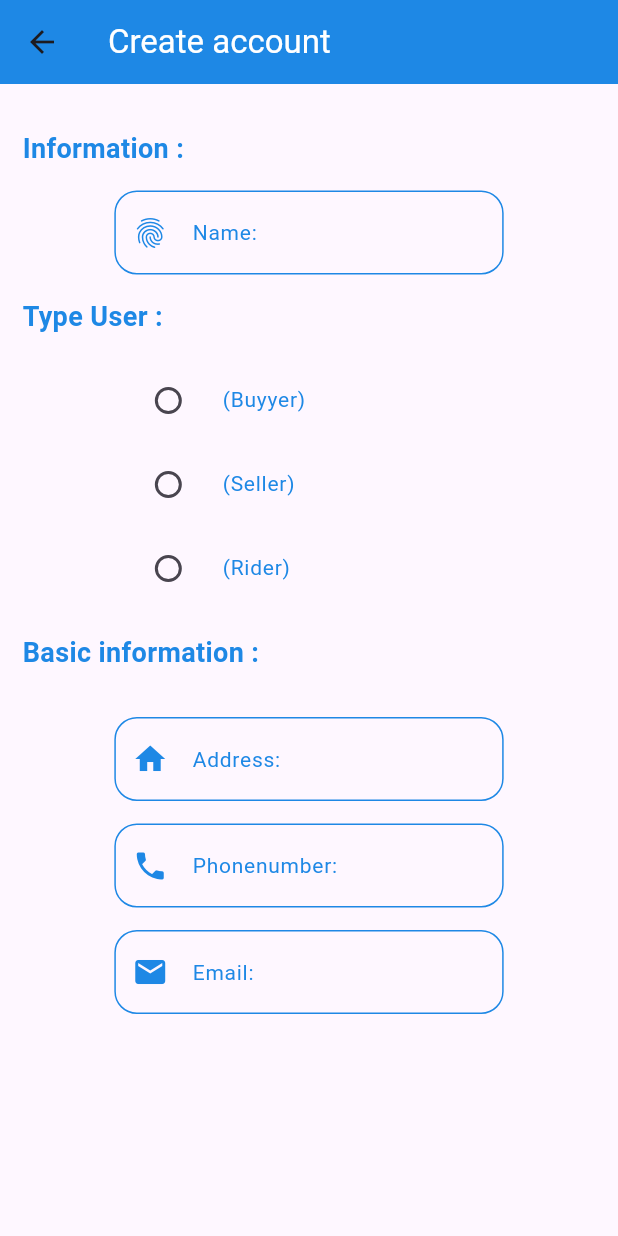
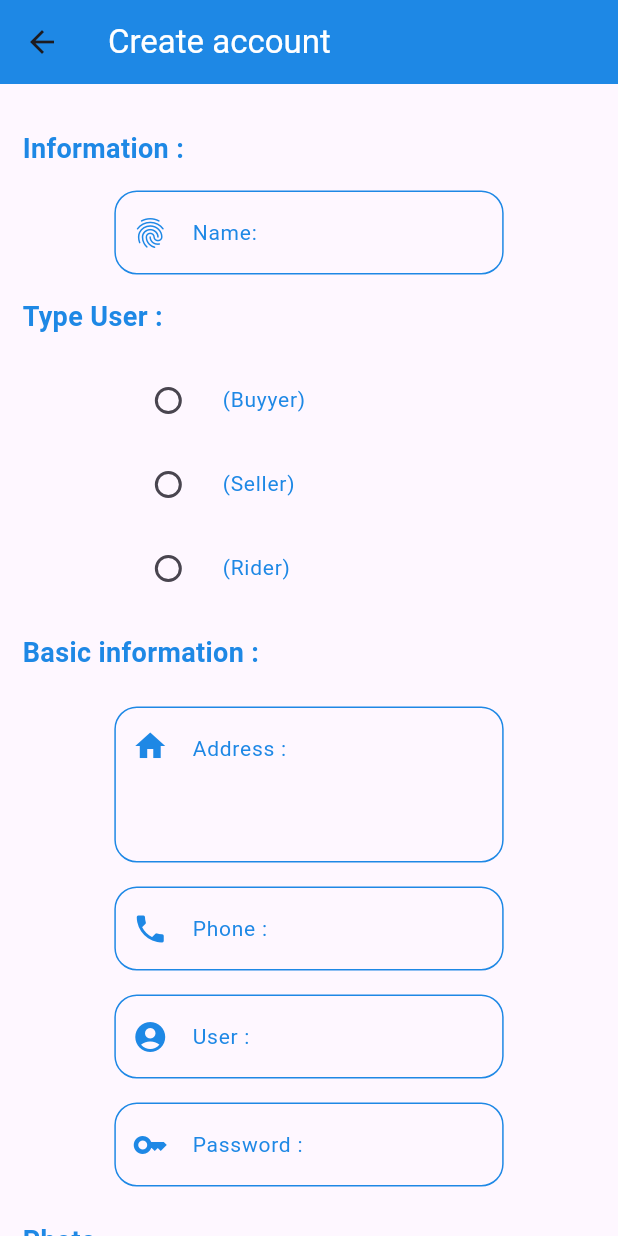
Before and after one commit to TonAndToon/Blogger, a Flutter app: the screen it shows after launch, after a tap on "Create account", on a phone screen of 412 x 824 dp. Run offline on Flutter 3.47's test engine with Material 3 defaults, Android fonts, the phone set to English and light mode, and no system bars; our stand-ins replace image_picker; Roboto replaces fonts that are missing (NotoSanLaos).

Commit message:
ui create_account choose photo and set permetion location 20250605  0615PM

```diff
--- a/lib/states/authen.dart
+++ b/lib/states/authen.dart
@@ -21,17 +21,39 @@ class _AuthenState extends State<Authen> {
           onTap: () => FocusScope.of(context).requestFocus(FocusNode()),
           behavior: HitTestBehavior.opaque,
           child: ListView(
-            children: [
+            children: [SizedBox(
+                height: 87,
+              ),
               buildImage(size),
               buildTitle(),
               buildUser(size),
               buildPassword(size),
               buildLogin(size),
               buildCreateAccount(),
+              SizedBox(height: 78,),
+              buildVersionTitle(),
             ],
           ),
         ),
       ),
+    );
+  }
+
+  Row buildVersionTitle() {
+    return Row(
+      mainAxisAlignment: MainAxisAlignment.center,
+      children: [
+        Container(
+          child: ShowTitle(
+            title: 'version :',
+            textStyle: MyContant().h3StyleD(),
+          ),
+        ),
+           Text(
+            MyContant.version,
+            style: MyContant().h3StyleL(),
+          ),
+      ],
     );
   }
 
@@ -50,7 +72,7 @@ class _AuthenState extends State<Authen> {
               Navigator.pushNamed(context, MyContant.rounteCreateAccount),
           child: Text(
             'Create account',
-            style: MyContant().h2StyleL(),
+            style: MyContant().h3StyleL(),
           ),
         ),
       ],
--- a/lib/states/create_account.dart
+++ b/lib/states/create_account.dart
@@ -1,6 +1,10 @@
+import 'dart:io';
+
 import 'package:blogger/utility/my_contant.dart';
+import 'package:blogger/widgets/show_image.dart';
 import 'package:blogger/widgets/show_title.dart';
 import 'package:flutter/material.dart';
+import 'package:image_picker/image_picker.dart';
 
 class CreateAccount extends StatefulWidget {
   const CreateAccount({super.key});
@@ -11,6 +15,7 @@ class CreateAccount extends StatefulWidget {
 
 class _CreateAccountState extends State<CreateAccount> {
   String? typeUser;
+  File? file;
 
   Row buildName(double size) {
     return Row(
@@ -52,14 +57,19 @@ class _CreateAccountState extends State<CreateAccount> {
       mainAxisAlignment: MainAxisAlignment.center,
       children: [
         Container(
-          width: size * 0.63,margin: EdgeInsets.symmetric(vertical: 15),
+          width: size * 0.63,
+          margin: EdgeInsets.symmetric(vertical: 8),
           child: TextFormField(
+            maxLines: 3,
             decoration: InputDecoration(
-              labelText: 'Address:',
-              labelStyle: MyContant().h3StyleP(),
-              prefixIcon: Icon(
+              hintText: 'Address :',
+              hintStyle: MyContant().h3StyleP(),
+              prefixIcon: Padding(
+                padding: const EdgeInsets.fromLTRB(0, 0, 0, 52),
+                child: Icon(
                   Icons.home,
                   color: MyContant.primaryColor,
+                ),
               ),
               enabledBorder: OutlineInputBorder(
                 borderRadius: BorderRadius.circular(15),
@@ -88,10 +98,12 @@ class _CreateAccountState extends State<CreateAccount> {
       children: [
         Container(
           width: size * 0.63,
+          margin: EdgeInsets.symmetric(vertical: 8),
           child: TextFormField(
+            maxLines: 1,
             decoration: InputDecoration(
-              labelText: 'Phonenumber:',
-              labelStyle: MyContant().h3StyleP(),
+              hintText: 'Phone :',
+              hintStyle: MyContant().h3StyleP(),
               prefixIcon: Icon(
                 Icons.phone,
                 color: MyContant.primaryColor,
@@ -117,18 +129,57 @@ class _CreateAccountState extends State<CreateAccount> {
     );
   }
 
-  Row buildEmail(double size) {
+  Row buildUser(double size) {
     return Row(
       mainAxisAlignment: MainAxisAlignment.center,
       children: [
         Container(
-          width: size * 0.63,margin: EdgeInsets.symmetric(vertical: 15),
+          width: size * 0.63,
+          margin: EdgeInsets.symmetric(vertical: 8),
           child: TextFormField(
+            maxLines: 1,
             decoration: InputDecoration(
-              labelText: 'Email:',
-              labelStyle: MyContant().h3StyleP(),
+              hintText: 'User :',
+              hintStyle: MyContant().h3StyleP(),
               prefixIcon: Icon(
-                Icons.mail,
+                Icons.account_circle,
+                color: MyContant.primaryColor,
+              ),
+              enabledBorder: OutlineInputBorder(
+                borderRadius: BorderRadius.circular(15),
+                borderSide: BorderSide(
+                  color: MyContant.primaryColor,
+                  width: 1,
+                ),
+              ),
+              focusedBorder: OutlineInputBorder(
+                borderRadius: BorderRadius.circular(15),
+                borderSide: BorderSide(
+                  color: MyContant.lightColor,
+                  width: 3,
+                ),
+              ),
+            ),
+          ),
+        ),
+      ],
+    );
+  }
+
+  Row buildPassword(double size) {
+    return Row(
+      mainAxisAlignment: MainAxisAlignment.center,
+      children: [
+        Container(
+          width: size * 0.63,
+          margin: EdgeInsets.symmetric(vertical: 8),
+          child: TextFormField(
+            maxLines: 1,
+            decoration: InputDecoration(
+              hintText: 'Password :',
+              hintStyle: MyContant().h3StyleP(),
+              prefixIcon: Icon(
+                Icons.key,
                 color: MyContant.primaryColor,
               ),
               enabledBorder: OutlineInputBorder(
@@ -163,7 +214,9 @@ class _CreateAccountState extends State<CreateAccount> {
           style: TextStyle(color: MyContant.whColor),
         ),
       ),
-      body: ListView(
+      body: GestureDetector(
+        onTap: () => FocusScope.of(context).requestFocus(FocusNode()),
+        child: ListView(
           padding: EdgeInsets.all(15),
           children: [
             buildTitle('Information :'),
@@ -175,16 +228,75 @@ class _CreateAccountState extends State<CreateAccount> {
             buildTitle('Basic information :'),
             buildAddress(size),
             buildPhonenumber(size),
-          buildEmail(size),
+            buildUser(size),
+            buildPassword(size),
+            buildTitle('Photo'),
+            buildSubTitle(),
+            buildAvatar(size),
           ],
+        ),
       ),
     );
   }
 
+  Future<Null> chooseImage(ImageSource source) async {
+    try {
+      var result = await ImagePicker().pickImage(
+        source: source,
+        maxWidth: 500,
+        maxHeight: 500,
+      );
+      setState(() {
+        file = File(result!.path);
+      });
+    } catch (e) {}
+  }
+
+  Row buildAvatar(double size) {
+    return Row(mainAxisAlignment: MainAxisAlignment.spaceAround,
+      crossAxisAlignment: CrossAxisAlignment.end,
+      children: [
+        IconButton(
+          onPressed: () => chooseImage(ImageSource.camera),
+          icon: Icon(
+            Icons.add_a_photo,
+            color: MyContant.primaryColor,
+            size: 36,
+          ),
+        ),
+        Container(
+          margin: EdgeInsets.symmetric(vertical: 15),
+          child: file == null
+              ? ShowImage(path: MyContant.avatar)
+              : Image.file(file!),
+          height: size * 0.46,
+        ),
+        IconButton(
+          onPressed: () => chooseImage(ImageSource.gallery),
+          icon: Icon(
+            Icons.add_photo_alternate,
+            color: MyContant.primaryColor,
+            size: 36,
+          ),
+        ),
+      ],
+    );
+  }
+
+  ShowTitle buildSubTitle() {
+    return ShowTitle(
+      title:
+          'Please show photo for create new account, If you dont show photo show image default! ',
+      textStyle: MyContant().h3StyleP(),
+    );
+  }
+
   Row buildRadioBuyer(double size) {
-    return Row(mainAxisAlignment: MainAxisAlignment.center,
+    return Row(
+      mainAxisAlignment: MainAxisAlignment.center,
       children: [
-        Container(width: size*0.63,
+        Container(
+          width: size * 0.63,
           child: RadioListTile(
             value: 'buyer',
             groupValue: typeUser,
@@ -204,15 +316,19 @@ class _CreateAccountState extends State<CreateAccount> {
   }
 
   Row buildRadioSeller(double size) {
-    return Row(mainAxisAlignment: MainAxisAlignment.center,
+    return Row(
+      mainAxisAlignment: MainAxisAlignment.center,
       children: [
-        Container(width: size*0.63,
+        Container(
+          width: size * 0.63,
           child: RadioListTile(
             value: 'seller',
             groupValue: typeUser,
-                onChanged: (value) {setState(() {
+            onChanged: (value) {
+              setState(() {
                 typeUser = value as String;
-                  });},
+              });
+            },
             title: ShowTitle(
               title: '(Seller)',
               textStyle: MyContant().h3StyleP(),
@@ -224,15 +340,19 @@ class _CreateAccountState extends State<CreateAccount> {
   }
 
   Row buildRadioRider(double size) {
-    return Row(mainAxisAlignment: MainAxisAlignment.center,
+    return Row(
+      mainAxisAlignment: MainAxisAlignment.center,
       children: [
-        Container(width: size*0.63,
+        Container(
+          width: size * 0.63,
           child: RadioListTile(
             value: 'rider',
             groupValue: typeUser,
-                onChanged: (value) {setState(() {
+            onChanged: (value) {
+              setState(() {
                 typeUser = value as String;
-                  });},
+              });
+            },
             title: ShowTitle(
               title: '(Rider)',
               textStyle: MyContant().h3StyleP(),
--- a/lib/utility/my_contant.dart
+++ b/lib/utility/my_contant.dart
@@ -3,6 +3,7 @@ import 'package:flutter/material.dart';
 class MyContant {
   //General
   static String appName = 'LDB Blogger';
+  static String version = ' 20250605.V1.0.1';
 
   //Route
   static String rounteAuthen = '/authen';
@@ -16,6 +17,7 @@ class MyContant {
   static String img2 = 'assets/images/ATM2.webp';
   static String img3 = 'assets/images/ATM3.webp';
   static String img4 = 'assets/images/ATM4.webp';
+  static String avatar = 'assets/images/account_avatar_user_icon.webp';
 
   //Colors
   static Color primaryColor = Color(0xff1E88E5);
--- a/pubspec.yaml
+++ b/pubspec.yaml
@@ -34,6 +34,8 @@ dependencies:
   # The following adds the Cupertino Icons font to your application.
   # Use with the CupertinoIcons class for iOS style icons.
   cupertino_icons: ^1.0.8
+  image_picker: ^1.1.2
+  geolocator: ^13.0.2
 
 dev_dependencies:
   flutter_test:
```
Also changed, not shown: assets/images/account_avatar_user_icon.webp (added), pubspec.lock, 7 other files. Lines whose indentation alone changed are shown as unchanged.
